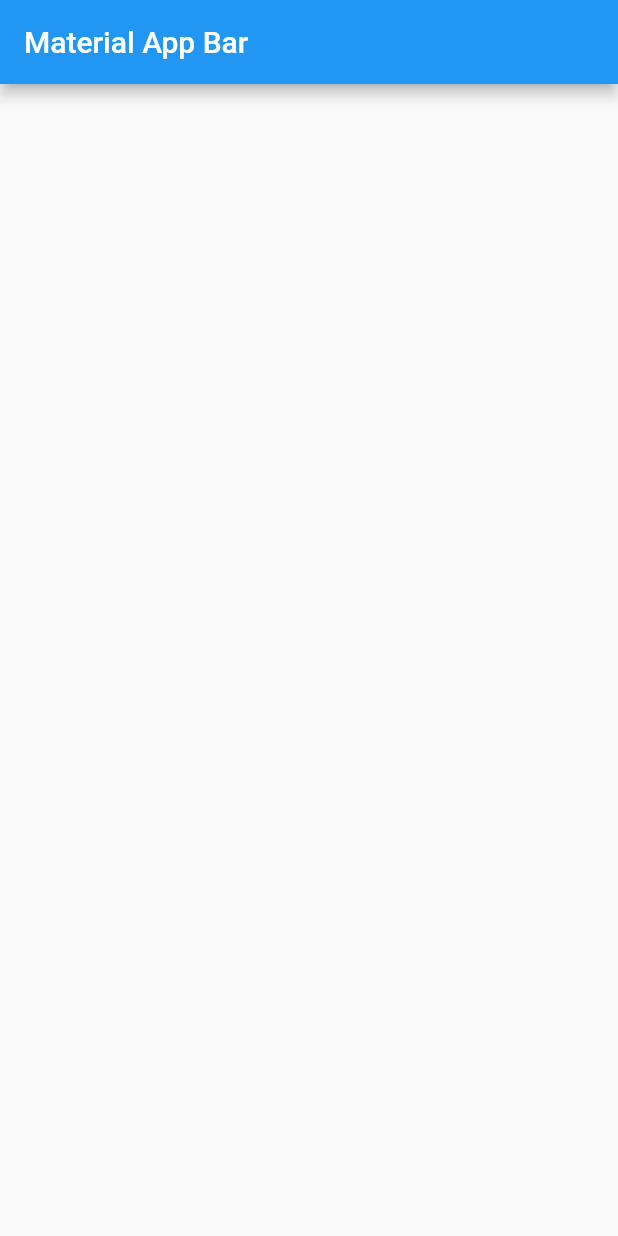
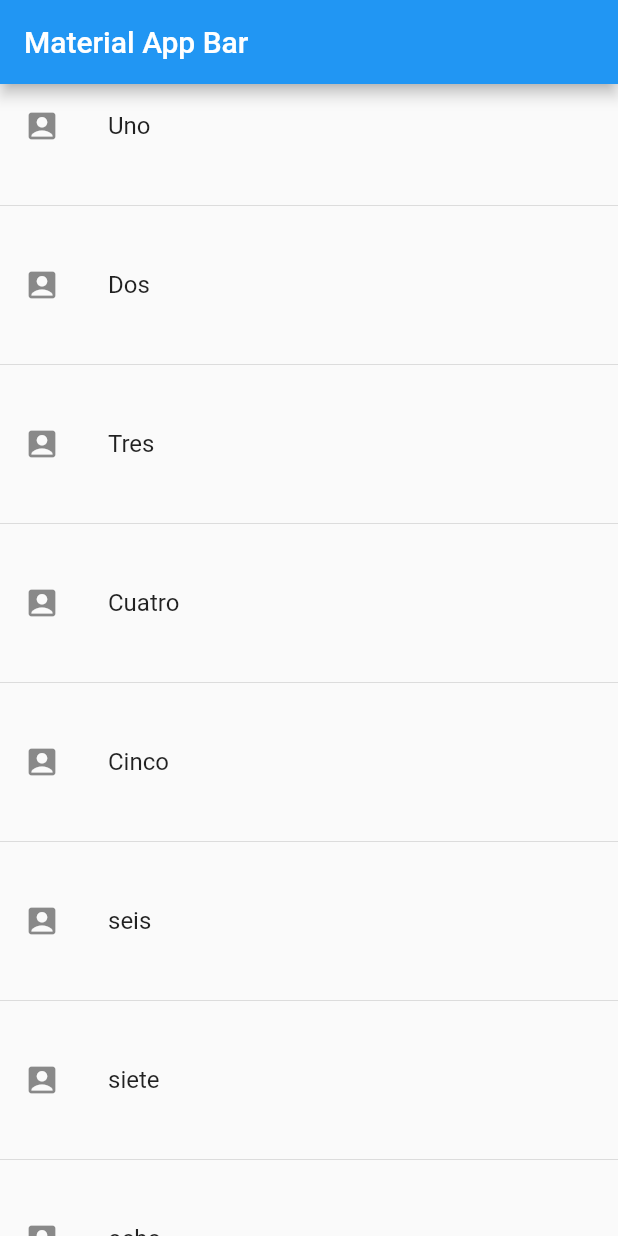
Before and after one commit to lpipeal/flutter_componentes, a Flutter app: the screen it shows after launch, on a phone screen of 412 x 824 dp. Run offline on Flutter 3.47's test engine with Material 2 defaults, Android fonts, the phone set to English and light mode, and no system bars.

```diff
--- a/lib/src/pages/home_page.dart
+++ b/lib/src/pages/home_page.dart
@@ -1,6 +1,9 @@
 import 'package:flutter/material.dart';
 
 class HomePage extends StatelessWidget {
+
+  final opciones = ['Uno','Dos','Tres','Cuatro','Cinco','seis','siete','ocho','nueve'];
+
   @override
   Widget build(BuildContext context) {
     return MaterialApp(
@@ -10,16 +13,35 @@ class HomePage extends StatelessWidget {
           title: Text('Material App Bar'),
         ),
         body: ListView(
-          children: <Widget>[
+          children: _crearItems(),
+                  )
+                ),
+              );
 
 
 
-        ],
-        )
-      ),
-    );
+            }
+
+            List<Widget> _crearItems() {
+
+              List<Widget> lista = new List<Widget>();
+
+                for (String opt in opciones) {
+
+                  final tempWidget =ListTile(
+
+                    leading: Icon(Icons.account_box),
+                    title: Text(opt),
+                    onTap: (){},
 
 
+                  );
+                  //Metodo en cascada para
+                  lista..add(tempWidget)
+                       ..add(Divider(height: 50));
+                }
 
-  }
+              return lista;
+
+            }
 }
```
